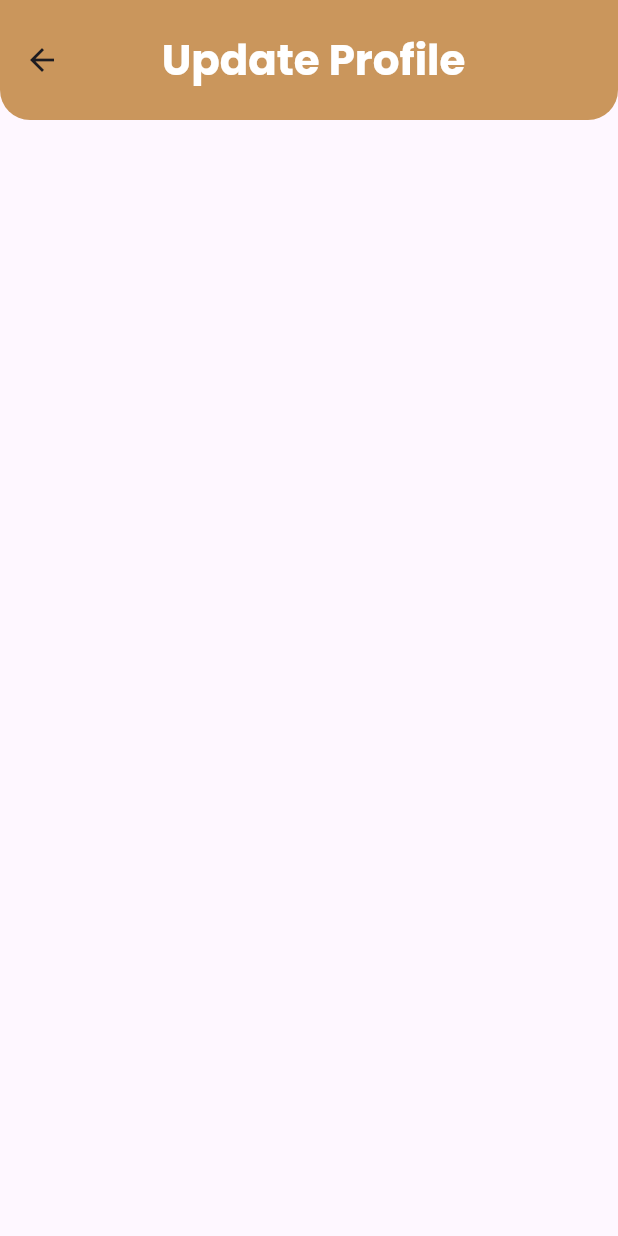
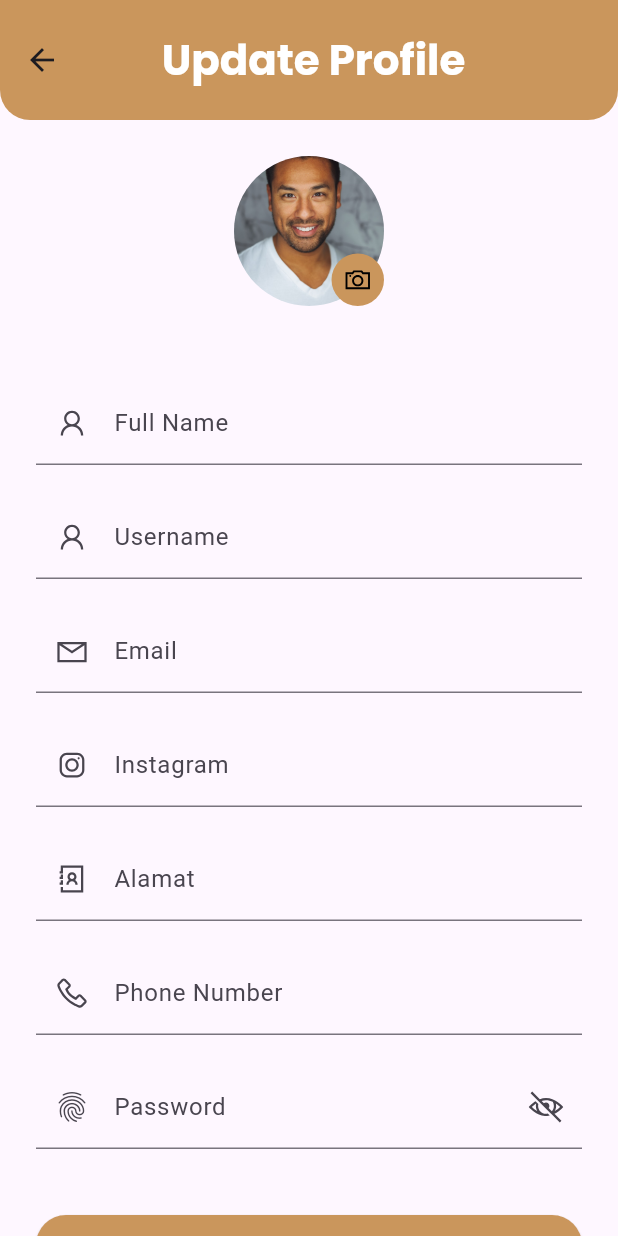
Before and after one commit to miftahozuki/flutter-invital, a Flutter app: the UpdateProfilePage screen opened directly, on a phone screen of 412 x 824 dp. Run offline on Flutter 3.47's test engine with Material 3 defaults, Android fonts, the phone set to English and light mode, and no system bars; our stand-ins replace form_field_validator, google_fonts, line_awesome_flutter, sqflite, sqflite_common_ffi; missing offline and left inert: dart:ffi, qr_code_scanner; accounts and stored records are empty.

Commit message:
feat(profile) add a edit profile page

```diff
--- a/lib/screen/update_profile.dart
+++ b/lib/screen/update_profile.dart
@@ -1,4 +1,5 @@
 import 'package:flutter/material.dart';
+import 'package:line_awesome_flutter/line_awesome_flutter.dart';
 import 'package:plj/theme.dart';
 
 class UpdateProfilePage extends StatelessWidget {
@@ -26,6 +27,142 @@ class UpdateProfilePage extends StatelessWidget {
           borderRadius: BorderRadius.vertical(bottom: Radius.circular(20)),
         ),
       ),
+      body: SingleChildScrollView(
+        child: Container(
+          padding: const EdgeInsets.all(24),
+          child: Column(
+            children: [
+              // -- IMAGE with ICON
+              Stack(
+                children: [
+                  SizedBox(
+                    width: 100,
+                    height: 100,
+                    child: ClipRRect(
+                        borderRadius: BorderRadius.circular(100),
+                        child: Image.asset(
+                          'assets/images/profile.png',
+                          fit: BoxFit.cover,
+                        )),
+                  ),
+                  Positioned(
+                    bottom: 0,
+                    right: 0,
+                    child: Container(
+                      width: 35,
+                      height: 35,
+                      decoration: BoxDecoration(
+                          borderRadius: BorderRadius.circular(100),
+                          color: primaryColor),
+                      child: const Icon(LineAwesomeIcons.camera,
+                          color: Colors.black, size: 20),
+                    ),
+                  ),
+                ],
+              ),
+              const SizedBox(height: 50),
+
+              // -- Form Fields
+              Form(
+                child: Column(
+                  children: [
+                    TextFormField(
+                      decoration: const InputDecoration(
+                          label: Text('Full Name'),
+                          prefixIcon: Icon(LineAwesomeIcons.user)),
+                    ),
+                    const SizedBox(height: 20),
+                    TextFormField(
+                      decoration: const InputDecoration(
+                          label: Text('Username'),
+                          prefixIcon: Icon(LineAwesomeIcons.user)),
+                    ),
+                    const SizedBox(height: 20),
+                    TextFormField(
+                      decoration: const InputDecoration(
+                          label: Text('Email'),
+                          prefixIcon: Icon(LineAwesomeIcons.envelope_1)),
+                    ),
+                    const SizedBox(height: 20),
+                    TextFormField(
+                      decoration: const InputDecoration(
+                          label: Text('Instagram'),
+                          prefixIcon: Icon(LineAwesomeIcons.instagram)),
+                    ),
+                    const SizedBox(height: 20),
+                    TextFormField(
+                      decoration: const InputDecoration(
+                          label: Text('Alamat'),
+                          prefixIcon: Icon(LineAwesomeIcons.address_book)),
+                    ),
+                    const SizedBox(height: 20),
+                    TextFormField(
+                      decoration: const InputDecoration(
+                          label: Text('Phone Number'),
+                          prefixIcon: Icon(LineAwesomeIcons.phone)),
+                    ),
+                    const SizedBox(height: 20),
+                    TextFormField(
+                      obscureText: true,
+                      decoration: InputDecoration(
+                        label: const Text('Password'),
+                        prefixIcon: const Icon(Icons.fingerprint),
+                        suffixIcon: IconButton(
+                            icon: const Icon(LineAwesomeIcons.eye_slash),
+                            onPressed: () {}),
+                      ),
+                    ),
+                    const SizedBox(height: 40),
+
+                    // -- Form Submit Button
+                    SizedBox(
+                      width: double.infinity,
+                      child: ElevatedButton(
+                        onPressed: () {},
+                        // => Get.to(() => const UpdateProfileScreen()),
+                        style: ElevatedButton.styleFrom(
+                            backgroundColor: primaryColor,
+                            side: BorderSide.none,
+                            shape: const StadiumBorder()),
+                        child: Text('Edit Profile', style: blackTextStyle),
+                      ),
+                    ),
+                    const SizedBox(height: 40),
+
+                    // -- Created Date and Delete Button
+                    // Row(
+                    //   mainAxisAlignment: MainAxisAlignment.spaceBetween,
+                    //   children: [
+                    //     const Text.rich(
+                    //       TextSpan(
+                    //         text: tJoined,
+                    //         style: TextStyle(fontSize: 12),
+                    //         children: [
+                    //           TextSpan(
+                    //               text: tJoinedAt,
+                    //               style: TextStyle(fontWeight: FontWeight.bold, fontSize: 12))
+                    //         ],
+                    //       ),
+                    //     ),
+                    //     ElevatedButton(
+                    //       onPressed: () {},
+                    //       style: ElevatedButton.styleFrom(
+                    //           backgroundColor: Colors.redAccent.withOpacity(0.1),
+                    //           elevation: 0,
+                    //           foregroundColor: Colors.red,
+                    //           shape: const StadiumBorder(),
+                    //           side: BorderSide.none),
+                    //       child: const Text(tDelete),
+                    //     ),
+                    //   ],
+                    // )
+                  ],
+                ),
+              ),
+            ],
+          ),
+        ),
+      ),
     );
   }
 }
```
